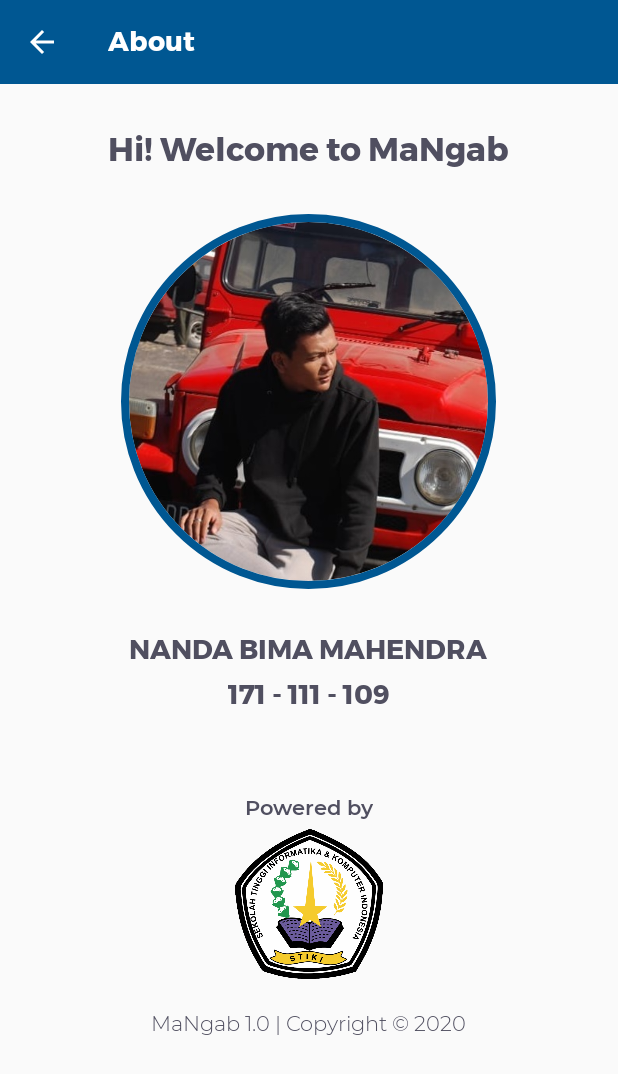
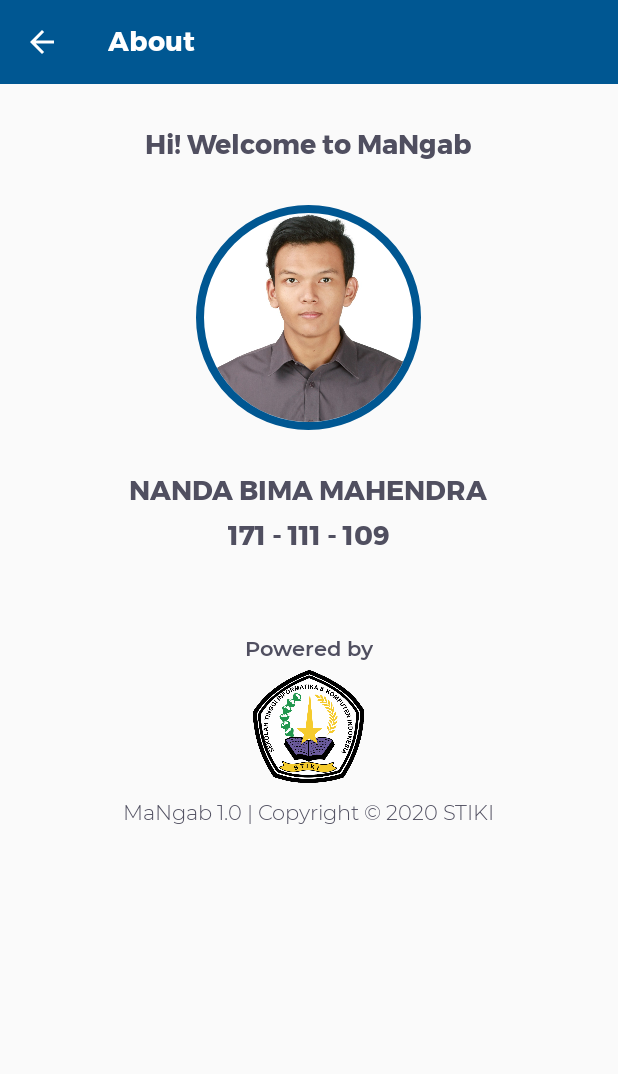
Before and after one commit to bimamahendra/MaNgab, an Android app: the AboutActivity screen opened directly, with no data from a screen before it, on a phone screen of 412 x 824 dp. Shown: the top 1074 px of the screen. Run offline under Robolectric (Android 15) with nearby library versions, the phone set to English and light mode, and no system bars; our stand-ins replace CircleImageView.

Commit message:
fixing before present

```diff
--- a/app/src/main/java/com/stiki/mangab/activity/ChangePasswordActivity.java
+++ b/app/src/main/java/com/stiki/mangab/activity/ChangePasswordActivity.java
@@ -49,7 +49,9 @@ public class ChangePasswordActivity extends AppCompatActivity {
             public void onResponse(Call<BaseResponse> call, Response<BaseResponse> response) {
                 if(!etPasswordNew.getText().toString().equals(etPasswordConfirm.getText().toString())){
                     Toast.makeText(ChangePasswordActivity.this, "Confirm password is not same", Toast.LENGTH_SHORT).show();
-                }else {
+                }else if(etPasswordNew.getText().toString().equals("") || etPasswordConfirm.getText().toString().equals("")){
+                    Toast.makeText(ChangePasswordActivity.this, "Please fill your new password", Toast.LENGTH_SHORT).show();
+                }else{
                     if (!response.body().error) {
                         startActivity(new Intent(getApplicationContext(), MainActivity.class));
                     } else {
--- a/app/src/main/java/com/stiki/mangab/adapter/HistoryMhsAdapter.java
+++ b/app/src/main/java/com/stiki/mangab/adapter/HistoryMhsAdapter.java
@@ -31,7 +31,7 @@ public class HistoryMhsAdapter extends RecyclerView.Adapter<HistoryMhsAdapter.Hi
 
     @Override
     public void onBindViewHolder(@NonNull HistoryAdapterVH holder, int position) {
-        holder.tvMatkul.setText(list.get(position).namaMatkul);
+        holder.tvMatkul.setText(list.get(position).namaMatkul + " | " + list.get(position).kelasMatkul);
         holder.tvAbsen.setText(list.get(position).jadwalAbsen);
         holder.tvNamaDosen.setText(list.get(position).namaDosen);
         if(list.get(position).statusAbsen == 0){
--- a/app/src/main/res/layout/activity_about.xml
+++ b/app/src/main/res/layout/activity_about.xml
@@ -33,7 +33,7 @@
             android:layout_height="wrap_content"
             android:fontFamily="@font/montserrat_bold"
             android:text="Hi! Welcome to MaNgab"
-            android:textAppearance="@style/TextAppearance.AppCompat.Large"
+            android:textAppearance="@style/TextAppearance.AppCompat.Medium"
             android:textColor="@color/colorText"
             android:layout_gravity="center_horizontal"
             android:layout_marginTop="25dp"
@@ -41,8 +41,8 @@
             />
 
         <de.hdodenhof.circleimageview.CircleImageView
-            android:layout_width="250dp"
-            android:layout_height="250dp"
+            android:layout_width="150dp"
+            android:layout_height="150dp"
             android:src="@drawable/me"
             app:civ_border_color="@color/colorPrimary"
             app:civ_border_width="5dp"
@@ -79,8 +79,8 @@
             android:textColor="@color/colorText" />
 
         <ImageView
-            android:layout_width="100dp"
-            android:layout_height="100dp"
+            android:layout_width="75dp"
+            android:layout_height="75dp"
             android:src="@drawable/stiki"
             android:layout_gravity="center_horizontal"
             android:layout_marginTop="5dp"
@@ -90,8 +90,8 @@
             android:layout_width="wrap_content"
             android:layout_height="wrap_content"
             android:fontFamily="@font/montserrat_light"
-            android:text="MaNgab 1.0 | Copyright \u00a9 2020"
-            android:layout_marginTop="20dp"
+            android:text="MaNgab 1.0 | Copyright \u00a9 2020 STIKI"
+            android:layout_marginTop="10dp"
             android:layout_gravity="center_horizontal"
             android:textAppearance="@style/TextAppearance.AppCompat.Small"
             android:textColor="@color/colorText" />
--- a/app/src/main/res/layout/activity_login.xml
+++ b/app/src/main/res/layout/activity_login.xml
@@ -57,7 +57,7 @@
         android:background="@android:color/white">
         <TextView
             android:layout_marginTop="5dp"
-            android:text="NRP"
+            android:text="NRP / NIP"
             android:fontFamily="@font/montserrat_light"
             android:layout_width="wrap_content"
             android:layout_height="wrap_content" />
@@ -65,7 +65,7 @@
             android:id="@+id/etNRP"
             android:drawablePadding="20dp"
             android:drawableRight="@drawable/ic_recent_actors_black_24dp"
-            android:hint="12345"
+            android:hint="********"
             android:fontFamily="@font/montserrat_semibold"
             android:layout_width="match_parent"
             android:layout_height="wrap_content"
@@ -81,7 +81,7 @@
             android:id="@+id/etPassword"
             android:drawablePadding="20dp"
             android:drawableRight="@drawable/ic_lock_black_24dp"
-            android:hint="******"
+            android:hint="********"
             android:layout_width="match_parent"
             android:layout_height="wrap_content"
             android:fontFamily="@font/montserrat_semibold"
```
Also changed, not shown: app/src/main/res/layout/activity_student.xml (+5 -11 lines), app/src/main/res/drawable/me.jpeg (deleted), app/src/main/res/drawable/me.jpg (added).
